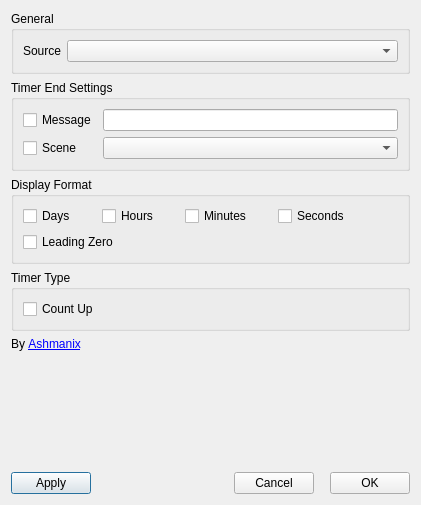
Above: src/ui/SettingsDialog.ui from ashmanix/obs-plugin-countdown before the change. Below: the same form after it.
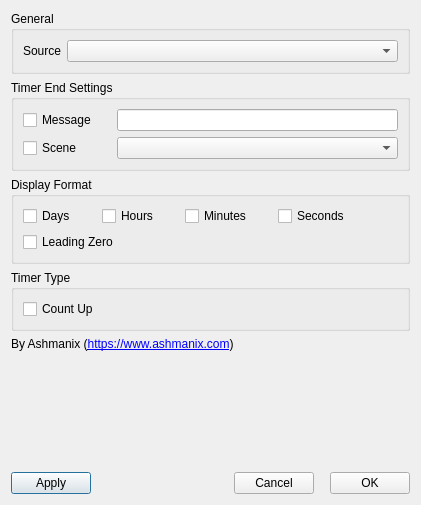
That is the form after the change.

The edit to the form file:
```diff
--- a/src/ui/SettingsDialog.ui
+++ b/src/ui/SettingsDialog.ui
@@ -71,7 +71,7 @@
          <set>Qt::AlignLeading|Qt::AlignLeft|Qt::AlignVCenter</set>
         </property>
         <property name="horizontalSpacing">
-         <number>-1</number>
+         <number>20</number>
         </property>
         <property name="verticalSpacing">
          <number>-1</number>
@@ -367,7 +367,12 @@
    <item>
     <widget class="QLabel" name="label">
      <property name="text">
-      <string>By &lt;a href='https://www.ashmanix.com'&gt;Ashmanix&lt;/a&gt;</string>
+      <string>&lt;html&gt;
+&lt;head/&gt;
+&lt;body&gt;
+&lt;p&gt;By Ashmanix (&lt;a href=&quot;https://www.ashmanix.com&quot;&gt;&lt;span&gt;https://www.ashmanix.com&lt;/span&gt;&lt;/a&gt;)&lt;/p&gt;
+&lt;/body&gt;
+&lt;/html&gt;</string>
      </property>
      <property name="alignment">
       <set>Qt::AlignLeading|Qt::AlignLeft|Qt::AlignVCenter</set>
```
